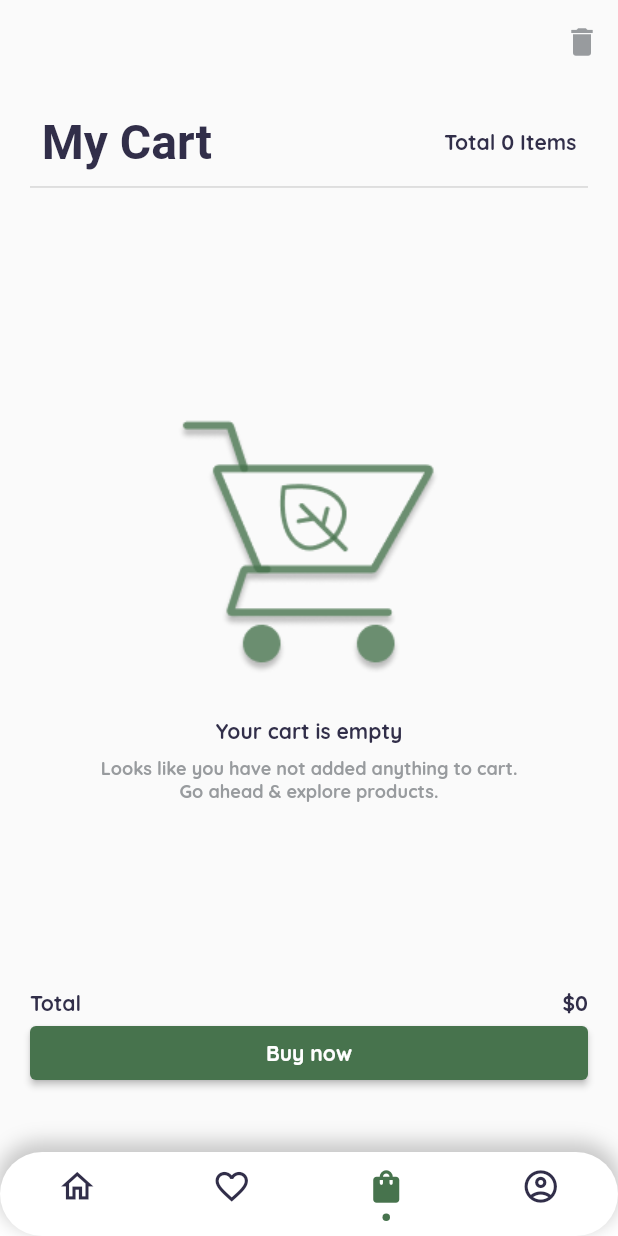
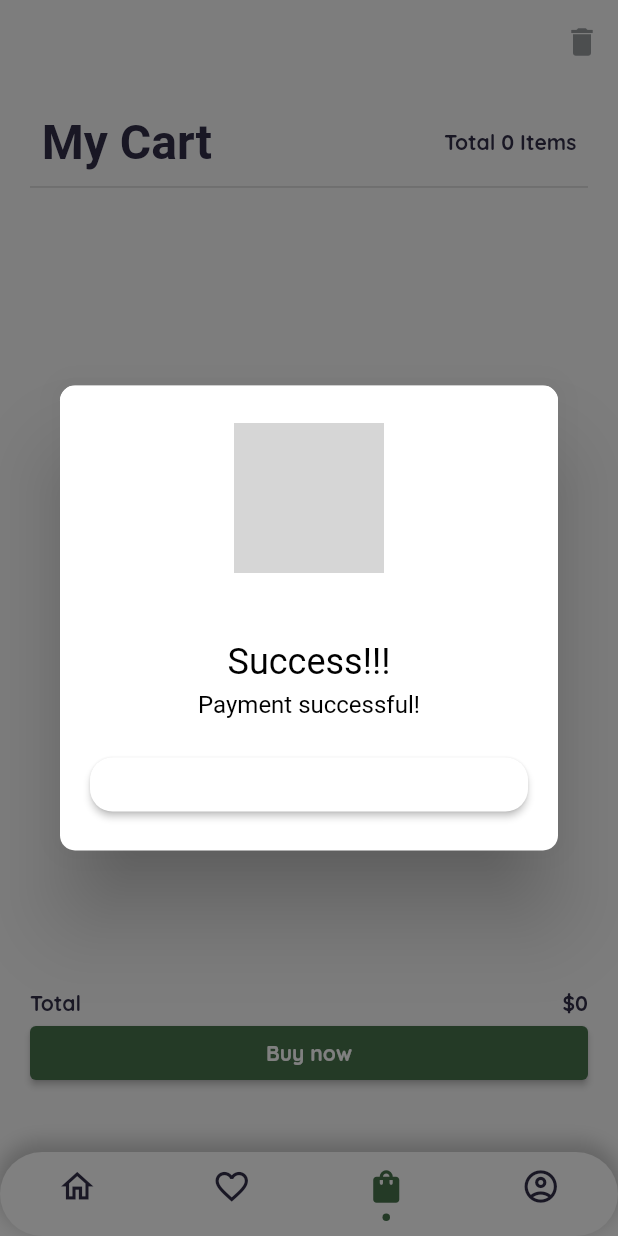
Before and after one commit to zerocrazy65/Plantplay, a Flutter app: the screen it shows after launch, item 3 of the bottom bar chosen, after a tap on "Buy now", on a phone screen of 412 x 824 dp. Run offline on Flutter 3.47's test engine with Material 2 defaults, Android fonts, the phone set to English and light mode, and no system bars; drawn by our look-alikes of persistent_bottom_nav_bar; our stand-ins replace carousel_slider, cool_alert, google_fonts, smooth_page_indicator; missing offline and left inert: status_alert; accounts and stored records are empty; network calls fail; Roboto replaces fonts that are missing (Manjari); grey boxes are pictures that could not be loaded.

Commit message:
ADD cart checkout success pop up

```diff
--- a/lib/screens/shopping/cart.dart
+++ b/lib/screens/shopping/cart.dart
@@ -1,6 +1,9 @@
+import 'package:cool_alert/cool_alert.dart';
 import 'package:flutter/material.dart';
 import 'package:flutter/src/widgets/framework.dart';
 import 'package:flutter_application_1/theme/style.dart';
+import 'package:google_fonts/google_fonts.dart';
+import 'package:status_alert/status_alert.dart';
 import '../../middleware/connect.dart';
 import 'package:provider/provider.dart';
 
@@ -206,7 +209,61 @@ class CartPageState extends State<CartPage> {
                   width: double.infinity,
                   child: ElevatedButton(
                     onPressed: () {
-                      print(cartStore);
+                      // print(cartStore);
+                      CoolAlert.show(
+                        context: context,
+                        type: CoolAlertType.success,
+                        text: 'Payment successful!',
+                        autoCloseDuration: const Duration(seconds: 2),
+                        backgroundColor: Colors.white,
+                        confirmBtnText: "",
+                        confirmBtnColor: Colors.white
+                      );
+
+                      // StatusAlert.show(
+                      //   context,
+                      //   duration: const Duration(seconds: 2),
+                      //   title: "Payment successful!",
+                      //   titleOptions: StatusAlertTextConfiguration(
+                      //     style: GoogleFonts.quicksand(
+                      //       fontSize: 24,
+                      //       fontWeight: FontWeight.w500,
+                      //       color: const Color(0xFF312E49)
+                      //     )
+                      //   ),
+                      //   backgroundColor: Colors.white,
+                      //   configuration:WidgetConfiguration(
+                      //     widget: Column(
+                      //       children: [
+                      //         ClipRRect(
+                      //           borderRadius: BorderRadius.circular(120),
+                      //           child: Container(
+                      //             color: Color(0xFF16C992),
+                      //             child: const Padding(
+                      //               padding: EdgeInsets.all(20),
+                      //               child: Icon(
+                      //                 Icons.done,
+                      //                 color: Colors.white,
+                      //                 size: 65,
+                      //               ),
+                      //             )
+                      //           ),
+                      //         ),
+                      //         const SizedBox(
+                      //           height: 30,
+                      //         ),
+                      //         Text(
+                      //           "Payment successful!",
+                      //           style: GoogleFonts.quicksand(
+                      //             fontSize: 24,
+                      //             fontWeight: FontWeight.w500,
+                      //             color: const Color(0xFF312E49)
+                      //           ),
+                      //         )
+                      //       ],
+                      //     ),
+                      //   )
+                      // );
                     },
                     style: ButtonStyle(
                       backgroundColor: MaterialStateProperty.all<Color>(
--- a/pubspec.yaml
+++ b/pubspec.yaml
@@ -40,6 +40,8 @@ dependencies:
    smooth_page_indicator: ^1.1.0
    persistent_bottom_nav_bar: ^5.0.2
    provider: ^6.0.5
+   cool_alert: ^2.0.1
+   status_alert: ^1.0.1
 
 flutter_icons:
    android: true
```
Also changed, not shown: pubspec.lock, 1 other file.
